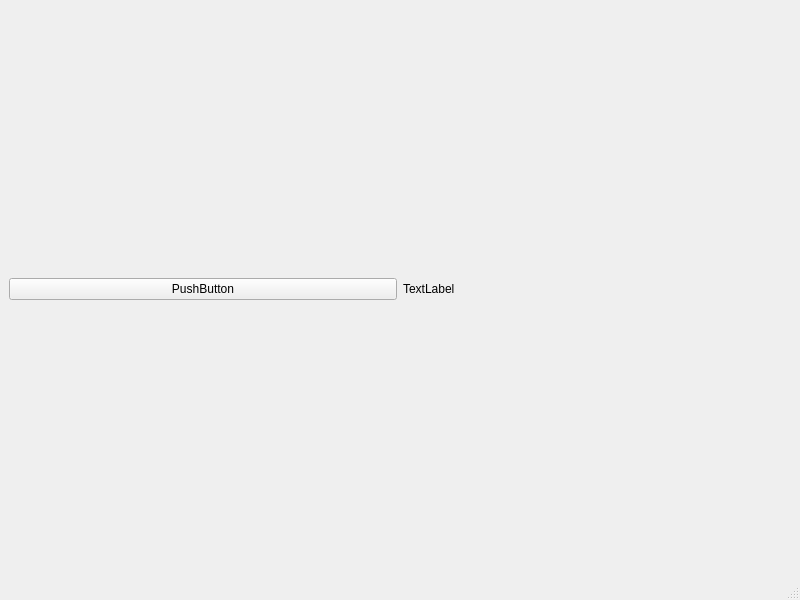
Qt form source/designer/first.ui (hardycapel-grh/python6) before a commit.
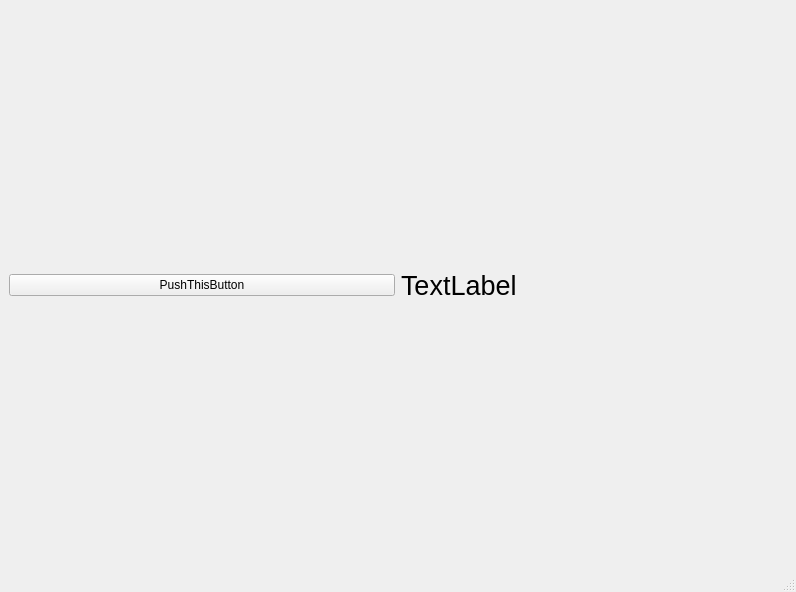
The same form after that commit.

```diff
--- a/source/designer/first.ui
+++ b/source/designer/first.ui
@@ -6,8 +6,8 @@
    <rect>
     <x>0</x>
     <y>0</y>
-    <width>800</width>
-    <height>600</height>
+    <width>796</width>
+    <height>592</height>
    </rect>
   </property>
   <property name="windowTitle">
@@ -18,12 +18,17 @@
     <item>
      <widget class="QPushButton" name="pushButton">
       <property name="text">
-       <string>PushButton</string>
+       <string>PushThisButton</string>
       </property>
      </widget>
     </item>
     <item>
      <widget class="QLabel" name="label">
+      <property name="font">
+       <font>
+        <pointsize>20</pointsize>
+       </font>
+      </property>
       <property name="text">
        <string>TextLabel</string>
       </property>
```
Left out of the diff: 4 changed lines with no effect on the pictures.
